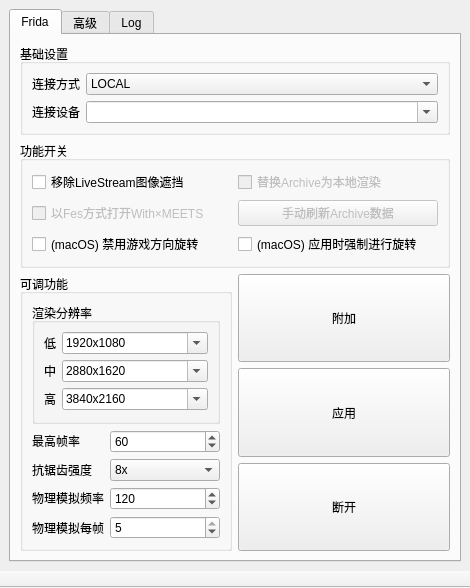
This is LLLLToolGUI.ui in DYY-Studio/LLLLFridaGUI as Qt 5 draws it before an edit. The edited form follows.
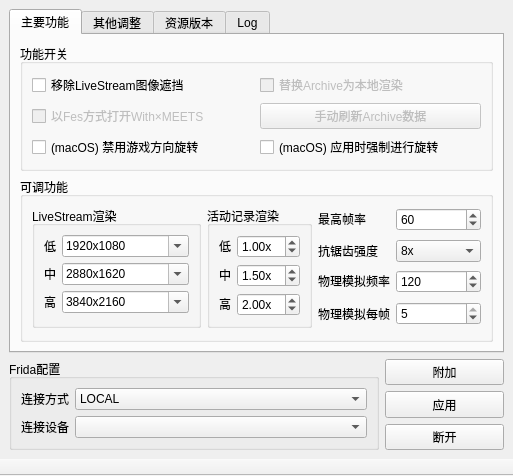
This is the edited form.

The edit to the form file:
```diff
--- a/LLLLToolGUI.ui
+++ b/LLLLToolGUI.ui
@@ -6,8 +6,8 @@
    <rect>
     <x>0</x>
     <y>0</y>
-    <width>470</width>
-    <height>529</height>
+    <width>513</width>
+    <height>429</height>
    </rect>
   </property>
   <property name="windowTitle">
@@ -15,14 +15,30 @@
   </property>
   <widget class="QWidget" name="centralwidget">
    <layout class="QGridLayout" name="gridLayout">
-    <item row="0" column="0">
+    <item row="4" column="3">
+     <widget class="QPushButton" name="closeBtn">
+      <property name="sizePolicy">
+       <sizepolicy hsizetype="Minimum" vsizetype="Preferred">
+        <horstretch>0</horstretch>
+        <verstretch>0</verstretch>
+       </sizepolicy>
+      </property>
+      <property name="toolTip">
+       <string>&lt;html&gt;&lt;head/&gt;&lt;body&gt;&lt;p&gt;断开Frida与LLLL进程的连接&lt;/p&gt;&lt;/body&gt;&lt;/html&gt;</string>
+      </property>
+      <property name="text">
+       <string>断开</string>
+      </property>
+     </widget>
+    </item>
+    <item row="0" column="0" colspan="4">
      <widget class="QTabWidget" name="tabWidget">
       <property name="currentIndex">
        <number>0</number>
       </property>
       <widget class="QWidget" name="fridaPage">
        <attribute name="title">
-        <string>Frida</string>
+        <string>主要功能</string>
        </attribute>
        <layout class="QGridLayout" name="gridLayout_2">
         <item row="1" column="0" colspan="2">
@@ -112,135 +128,13 @@
           </layout>
          </widget>
         </item>
-        <item row="0" column="0" colspan="2">
-         <widget class="QGroupBox" name="basicGroup">
-          <property name="title">
-           <string>基础设置</string>
-          </property>
-          <layout class="QGridLayout" name="gridLayout_6">
-           <item row="1" column="1">
-            <widget class="QComboBox" name="connectDeviceComboBox">
-             <property name="toolTip">
-              <string>&lt;html&gt;&lt;head/&gt;&lt;body&gt;&lt;p&gt;&lt;span style=&quot; font-weight:700;&quot;&gt;选择运行LLLL的设备&lt;/span&gt;&lt;/p&gt;&lt;p&gt;&lt;span style=&quot; font-weight:700;&quot;&gt;LOCAL, USB和REMOTE&lt;/span&gt;会自动列出，如果没有列出请切换连接方式刷新列表&lt;/p&gt;&lt;p&gt;如果还是没有，请使用HOST手动连接&lt;/p&gt;&lt;/body&gt;&lt;/html&gt;</string>
-             </property>
-             <property name="editable">
-              <bool>true</bool>
-             </property>
-            </widget>
-           </item>
-           <item row="0" column="1">
-            <widget class="QComboBox" name="connectMethodComboBox">
-             <property name="toolTip">
-              <string>&lt;html&gt;&lt;head/&gt;&lt;body&gt;&lt;p&gt;&lt;span style=&quot; font-weight:700;&quot;&gt;选择Frida与你的设备的连接方式&lt;/span&gt;&lt;/p&gt;&lt;p&gt;&lt;span style=&quot; font-weight:700;&quot;&gt;LOCAL:&lt;/span&gt; 本机进程（macOS）&lt;/p&gt;&lt;p&gt;&lt;span style=&quot; font-weight:700;&quot;&gt;REMOTE&lt;/span&gt;: 远程设备（Android/iOS, frida-server）&lt;/p&gt;&lt;p&gt;&lt;span style=&quot; font-weight:700;&quot;&gt;USB&lt;/span&gt;：USB设备（Android/iOS, frida-server）&lt;/p&gt;&lt;p&gt;&lt;span style=&quot; font-weight:700;&quot;&gt;HOST&lt;/span&gt;: 手动输入运行frida-server的主机和其端口（高级）&lt;/p&gt;&lt;p&gt;&lt;span style=&quot; font-weight:700;&quot;&gt;DEVICE_ID&lt;/span&gt;: 通过设备ID连接设备（高级）&lt;/p&gt;&lt;/body&gt;&lt;/html&gt;</string>
-             </property>
-             <property name="currentIndex">
-              <number>3</number>
-             </property>
-             <item>
-              <property name="text">
-               <string>REMOTE</string>
-              </property>
-             </item>
-             <item>
-              <property name="text">
-               <string>HOST</string>
-              </property>
-             </item>
-             <item>
-              <property name="text">
-               <string>USB</string>
-              </property>
-             </item>
-             <item>
-              <property name="text">
-               <string>LOCAL</string>
-              </property>
-             </item>
-             <item>
-              <property name="text">
-               <string>DEVICE_ID</string>
-              </property>
-             </item>
-            </widget>
-           </item>
-           <item row="1" column="0">
-            <widget class="QLabel" name="label_8">
-             <property name="sizePolicy">
-              <sizepolicy hsizetype="Fixed" vsizetype="Fixed">
-               <horstretch>0</horstretch>
-               <verstretch>0</verstretch>
-              </sizepolicy>
-             </property>
-             <property name="text">
-              <string>连接设备</string>
-             </property>
-            </widget>
-           </item>
-           <item row="0" column="0">
-            <widget class="QLabel" name="label_7">
-             <property name="sizePolicy">
-              <sizepolicy hsizetype="Fixed" vsizetype="Fixed">
-               <horstretch>0</horstretch>
-               <verstretch>0</verstretch>
-              </sizepolicy>
-             </property>
-             <property name="text">
-              <string>连接方式</string>
-             </property>
-            </widget>
-           </item>
-          </layout>
-         </widget>
-        </item>
-        <item row="4" column="1">
-         <widget class="QPushButton" name="closeBtn">
-          <property name="sizePolicy">
-           <sizepolicy hsizetype="Minimum" vsizetype="Preferred">
-            <horstretch>0</horstretch>
-            <verstretch>0</verstretch>
-           </sizepolicy>
-          </property>
-          <property name="toolTip">
-           <string>&lt;html&gt;&lt;head/&gt;&lt;body&gt;&lt;p&gt;断开Frida与LLLL进程的连接&lt;/p&gt;&lt;/body&gt;&lt;/html&gt;</string>
-          </property>
-          <property name="text">
-           <string>断开</string>
-          </property>
-         </widget>
-        </item>
-        <item row="2" column="0" rowspan="3">
+        <item row="2" column="0" rowspan="3" colspan="2">
          <widget class="QGroupBox" name="changableGroup">
           <property name="title">
            <string>可调功能</string>
           </property>
           <layout class="QGridLayout" name="gridLayout_4">
-           <item row="3" column="0">
-            <widget class="QLabel" name="label_5">
-             <property name="sizePolicy">
-              <sizepolicy hsizetype="Fixed" vsizetype="Fixed">
-               <horstretch>0</horstretch>
-               <verstretch>0</verstretch>
-              </sizepolicy>
-             </property>
-             <property name="text">
-              <string>物理模拟频率</string>
-             </property>
-            </widget>
-           </item>
-           <item row="2" column="0">
-            <widget class="QLabel" name="label_4">
-             <property name="sizePolicy">
-              <sizepolicy hsizetype="Fixed" vsizetype="Fixed">
-               <horstretch>0</horstretch>
-               <verstretch>0</verstretch>
-              </sizepolicy>
-             </property>
-             <property name="text">
-              <string>抗锯齿强度</string>
-             </property>
-            </widget>
-           </item>
-           <item row="2" column="1">
+           <item row="1" column="4">
             <widget class="QComboBox" name="antiAliasComboBox">
              <property name="currentIndex">
               <number>3</number>
@@ -267,7 +161,46 @@
              </item>
             </widget>
            </item>
-           <item row="1" column="1">
+           <item row="3" column="3">
+            <widget class="QLabel" name="label_11">
+             <property name="text">
+              <string>物理模拟每帧</string>
+             </property>
+            </widget>
+           </item>
+           <item row="1" column="3">
+            <widget class="QLabel" name="label_4">
+             <property name="sizePolicy">
+              <sizepolicy hsizetype="Fixed" vsizetype="Fixed">
+               <horstretch>0</horstretch>
+               <verstretch>0</verstretch>
+              </sizepolicy>
+             </property>
+             <property name="text">
+              <string>抗锯齿强度</string>
+             </property>
+            </widget>
+           </item>
+           <item row="2" column="4">
+            <widget class="QSpinBox" name="simulationFrequencySpinBox">
+             <property name="toolTip">
+              <string>&lt;html&gt;&lt;head/&gt;&lt;body&gt;&lt;p&gt;&lt;span style=&quot; font-weight:700;&quot;&gt;设置布料模拟频率&lt;/span&gt;&lt;/p&gt;&lt;p&gt;官方推荐值为90，应用默认为50&lt;/p&gt;&lt;/body&gt;&lt;/html&gt;</string>
+             </property>
+             <property name="minimum">
+              <number>30</number>
+             </property>
+             <property name="maximum">
+              <number>150</number>
+             </property>
+             <property name="singleStep">
+              <number>5</number>
+             </property>
+             <property name="value">
+              <number>120</number>
+             </property>
+            </widget>
+           </item>
+           <item row="0" column="4">
             <widget class="QSpinBox" name="maxFPSSpinBox">
              <property name="toolTip">
               <string>&lt;html&gt;&lt;head/&gt;&lt;body&gt;&lt;p&gt;&lt;span style=&quot; font-weight:700;&quot;&gt;设置整个程序的最高帧率&lt;/span&gt;&lt;/p&gt;&lt;p&gt;如果设置超过刷新率，应用时会被调低至刷新率&lt;/p&gt;&lt;/body&gt;&lt;/html&gt;</string>
@@ -286,13 +219,32 @@
              </property>
             </widget>
            </item>
-           <item row="0" column="0" colspan="2">
+           <item row="3" column="4">
+            <widget class="QSpinBox" name="simulationCountPerFrameSpinBox">
+             <property name="toolTip">
+              <string>&lt;html&gt;&lt;head/&gt;&lt;body&gt;&lt;p&gt;&lt;span style=&quot; font-weight:700;&quot;&gt;设置每帧布料模拟次数&lt;/span&gt;&lt;/p&gt;&lt;p&gt;官方推荐值为3，应用默认为5&lt;/p&gt;&lt;/body&gt;&lt;/html&gt;</string>
+             </property>
+             <property name="minimum">
+              <number>1</number>
+             </property>
+             <property name="maximum">
+              <number>5</number>
+             </property>
+             <property name="singleStep">
+              <number>1</number>
+             </property>
+             <property name="value">
+              <number>5</number>
+             </property>
+            </widget>
+           </item>
+           <item row="0" column="0" rowspan="4" colspan="2">
             <widget class="QGroupBox" name="groupBox_5">
              <property name="toolTip">
               <string>&lt;html&gt;&lt;head/&gt;&lt;body&gt;&lt;p&gt;&lt;span style=&quot; font-weight:700;&quot;&gt;手动控制Fes×LIVE与With×MEETS的渲染分辨率&lt;/span&gt;&lt;/p&gt;&lt;p&gt;修改后需要切换画面质量档位才能生效&lt;/p&gt;&lt;/body&gt;&lt;/html&gt;</string>
              </property>
              <property name="title">
-              <string>渲染分辨率</string>
+              <string>LiveStream渲染</string>
              </property>
              <layout class="QGridLayout" name="gridLayout_5">
               <item row="0" column="0">
@@ -502,7 +454,20 @@
              </layout>
             </widget>
            </item>
-           <item row="1" column="0">
+           <item row="2" column="3">
+            <widget class="QLabel" name="label_5">
+             <property name="sizePolicy">
+              <sizepolicy hsizetype="Fixed" vsizetype="Fixed">
+               <horstretch>0</horstretch>
+               <verstretch>0</verstretch>
+              </sizepolicy>
+             </property>
+             <property name="text">
+              <string>物理模拟频率</string>
+             </property>
+            </widget>
+           </item>
+           <item row="0" column="3">
             <widget class="QLabel" name="label_10">
              <property name="sizePolicy">
               <sizepolicy hsizetype="Fixed" vsizetype="Fixed">
@@ -515,91 +480,193 @@
              </property>
             </widget>
            </item>
-           <item row="3" column="1">
-            <widget class="QSpinBox" name="simulationFrequencySpinBox">
+           <item row="0" column="2" rowspan="4">
+            <widget class="QGroupBox" name="groupBox">
              <property name="toolTip">
               <string>&lt;html&gt;&lt;head/&gt;&lt;body&gt;&lt;p&gt;&lt;span style=&quot; font-weight:700;&quot;&gt;设置布料模拟频率&lt;/span&gt;&lt;/p&gt;&lt;p&gt;官方推荐值为90，应用默认为50&lt;/p&gt;&lt;/body&gt;&lt;/html&gt;</string>
              </property>
-             <property name="minimum">
-              <number>30</number>
+             <property name="title">
+              <string>活动记录渲染</string>
              </property>
-             <property name="maximum">
-              <number>150</number>
+             <layout class="QGridLayout" name="gridLayout_12">
+              <item row="2" column="3">
+               <widget class="QDoubleSpinBox" name="advStoryHighSpinBox">
+                <property name="readOnly">
+                 <bool>false</bool>
+                </property>
+                <property name="suffix">
+                 <string>x</string>
+                </property>
+                <property name="minimum">
+                 <double>0.100000000000000</double>
+                </property>
+                <property name="singleStep">
+                 <double>0.050000000000000</double>
+                </property>
+                <property name="value">
+                 <double>2.000000000000000</double>
+                </property>
+               </widget>
+              </item>
+              <item row="1" column="3">
+               <widget class="QDoubleSpinBox" name="advStoryMediumSpinBox">
+                <property name="readOnly">
+                 <bool>false</bool>
+                </property>
+                <property name="suffix">
+                 <string>x</string>
+                </property>
+                <property name="minimum">
+                 <double>0.100000000000000</double>
+                </property>
+                <property name="singleStep">
+                 <double>0.050000000000000</double>
+                </property>
+                <property name="value">
+                 <double>1.500000000000000</double>
+                </property>
+               </widget>
+              </item>
+              <item row="0" column="3">
+               <widget class="QDoubleSpinBox" name="advStoryLowSpinBox">
+                <property name="readOnly">
+                 <bool>false</bool>
+                </property>
+                <property name="suffix">
+                 <string>x</string>
+                </property>
+                <property name="minimum">
+                 <double>0.100000000000000</double>
+                </property>
+                <property name="singleStep">
+                 <double>0.050000000000000</double>
+                </property>
+                <property name="value">
+                 <double>1.000000000000000</double>
+                </property>
+               </widget>
+              </item>
+              <item row="0" column="0">
+               <widget class="QLabel" name="label_17">
+                <property name="sizePolicy">
+                 <sizepolicy hsizetype="Fixed" vsizetype="Fixed">
+                  <horstretch>0</horstretch>
+                  <verstretch>0</verstretch>
+                 </sizepolicy>
+                </property>
+                <property name="text">
+                 <string>低</string>
+                </property>
+               </widget>
+              </item>
+              <item row="1" column="0">
+               <widget class="QLabel" name="label_16">
+                <property name="sizePolicy">
+                 <sizepolicy hsizetype="Fixed" vsizetype="Fixed">
+                  <horstretch>0</horstretch>
+                  <verstretch>0</verstretch>
+                 </sizepolicy>
+                </property>
+                <property name="text">
+                 <string>中</string>
+                </property>
+               </widget>
+              </item>
+              <item row="2" column="0">
+               <widget class="QLabel" name="label_15">
+                <property name="sizePolicy">
+                 <sizepolicy hsizetype="Fixed" vsizetype="Fixed">
+                  <horstretch>0</horstretch>
+                  <verstretch>0</verstretch>
+                 </sizepolicy>
+                </property>
+                <property name="text">
+                 <string>高</string>
+                </property>
+               </widget>
+              </item>
+             </layout>
+            </widget>
+           </item>
+          </layout>
+         </widget>
+        </item>
+       </layout>
+      </widget>
+      <widget class="QWidget" name="tab_2">
+       <attribute name="title">
+        <string>其他调整</string>
+       </attribute>
+       <layout class="QGridLayout" name="gridLayout_13">
+        <item row="0" column="0">
+         <widget class="QGroupBox" name="groupBox_3">
+          <property name="sizePolicy">
+           <sizepolicy hsizetype="Preferred" vsizetype="Fixed">
+            <horstretch>0</horstretch>
+            <verstretch>0</verstretch>
+           </sizepolicy>
+          </property>
+          <property name="title">
+           <string>视觉小说模式</string>
+          </property>
+          <layout class="QGridLayout" name="gridLayout_14">
+           <item row="0" column="1">
+            <widget class="QDoubleSpinBox" name="textAnimationSpeedDSpinBox">
+             <property name="suffix">
+              <string>x</string>
              </property>
              <property name="singleStep">
               <number>5</number>
              </property>
-             <property name="value">
-              <number>120</number>
+            </widget>
+           </item>
+           <item row="0" column="2">
+            <widget class="QLabel" name="label_19">
+             <property name="sizePolicy">
+              <sizepolicy hsizetype="Preferred" vsizetype="Fixed">
+               <horstretch>0</horstretch>
+               <verstretch>0</verstretch>
+              </sizepolicy>
              </property>
             </widget>
            </item>
-           <item row="4" column="0">
-            <widget class="QLabel" name="label_11">
+           <item row="0" column="0">
+            <widget class="QLabel" name="label_18">
+             <property name="sizePolicy">
+              <sizepolicy hsizetype="Preferred" vsizetype="Fixed">
+               <horstretch>0</horstretch>
+               <verstretch>0</verstretch>
+              </sizepolicy>
+             </property>
              <property name="text">
-              <string>物理模拟每帧</string>
+              <string>文本动画速度</string>
              </property>
             </widget>
            </item>
-           <item row="4" column="1">
-            <widget class="QSpinBox" name="simulationCountPerFrameSpinBox">
-             <property name="toolTip">
-              <string>&lt;html&gt;&lt;head/&gt;&lt;body&gt;&lt;p&gt;&lt;span style=&quot; font-weight:700;&quot;&gt;设置每帧布料模拟次数&lt;/span&gt;&lt;/p&gt;&lt;p&gt;官方推荐值为3，应用默认为5&lt;/p&gt;&lt;/body&gt;&lt;/html&gt;</string>
+           <item row="0" column="3">
+            <widget class="QDoubleSpinBox" name="textOnlyCharTimeDSpinBox">
+             <property name="suffix">
+              <string>秒</string>
              </property>
              <property name="minimum">
-              <number>1</number>
+              <double>0.030000000000000</double>
              </property>
-             <property name="maximum">
-              <number>5</number>
-             </property>
              <property name="singleStep">
               <number>1</number>
              </property>
              <property name="value">
-              <number>5</number>
+              <double>0.030000000000000</double>
              </property>
             </widget>
            </item>
           </layout>
          </widget>
         </item>
-        <item row="2" column="1">
-         <widget class="QPushButton" name="attachBtn">
-          <property name="sizePolicy">
-           <sizepolicy hsizetype="Minimum" vsizetype="Preferred">
-            <horstretch>0</horstretch>
-            <verstretch>0</verstretch>
-           </sizepolicy>
-          </property>
-          <property name="toolTip">
-           <string>&lt;html&gt;&lt;head/&gt;&lt;body&gt;&lt;p&gt;附加Frida到LLLL进程&lt;/p&gt;&lt;/body&gt;&lt;/html&gt;</string>
-          </property>
-          <property name="text">
-           <string>附加</string>
-          </property>
-         </widget>
-        </item>
-        <item row="3" column="1">
-         <widget class="QPushButton" name="applyCfgBtn">
-          <property name="sizePolicy">
-           <sizepolicy hsizetype="Minimum" vsizetype="Preferred">
-            <horstretch>0</horstretch>
-            <verstretch>0</verstretch>
-           </sizepolicy>
-          </property>
-          <property name="toolTip">
-           <string>&lt;html&gt;&lt;head/&gt;&lt;body&gt;&lt;p&gt;通知Frida应用设置&lt;/p&gt;&lt;/body&gt;&lt;/html&gt;</string>
-          </property>
-          <property name="text">
-           <string>应用</string>
-          </property>
-         </widget>
-        </item>
        </layout>
       </widget>
       <widget class="QWidget" name="advancePage">
        <attribute name="title">
-        <string>高级</string>
+        <string>资源版本</string>
        </attribute>
        <layout class="QGridLayout" name="gridLayout_7">
         <item row="0" column="0" colspan="2">
@@ -772,6 +839,118 @@
       </widget>
      </widget>
     </item>
+    <item row="2" column="0" rowspan="3" colspan="3">
+     <widget class="QGroupBox" name="basicGroup">
+      <property name="title">
+       <string>Frida配置</string>
+      </property>
+      <layout class="QGridLayout" name="gridLayout_6">
+       <item row="1" column="1">
+        <widget class="QComboBox" name="connectDeviceComboBox">
+         <property name="toolTip">
+          <string>&lt;html&gt;&lt;head/&gt;&lt;body&gt;&lt;p&gt;&lt;span style=&quot; font-weight:700;&quot;&gt;选择运行LLLL的设备&lt;/span&gt;&lt;/p&gt;&lt;p&gt;&lt;span style=&quot; font-weight:700;&quot;&gt;LOCAL, USB和REMOTE&lt;/span&gt;会自动列出，如果没有列出请切换连接方式刷新列表&lt;/p&gt;&lt;p&gt;如果还是没有，请使用HOST手动连接&lt;/p&gt;&lt;/body&gt;&lt;/html&gt;</string>
+         </property>
+         <property name="editable">
+          <bool>false</bool>
+         </property>
+        </widget>
+       </item>
+       <item row="0" column="1">
+        <widget class="QComboBox" name="connectMethodComboBox">
+         <property name="toolTip">
+          <string>&lt;html&gt;&lt;head/&gt;&lt;body&gt;&lt;p&gt;&lt;span style=&quot; font-weight:700;&quot;&gt;选择Frida与你的设备的连接方式&lt;/span&gt;&lt;/p&gt;&lt;p&gt;&lt;span style=&quot; font-weight:700;&quot;&gt;LOCAL:&lt;/span&gt; 本机进程（macOS）&lt;/p&gt;&lt;p&gt;&lt;span style=&quot; font-weight:700;&quot;&gt;REMOTE&lt;/span&gt;: 远程设备（Android/iOS, frida-server）&lt;/p&gt;&lt;p&gt;&lt;span style=&quot; font-weight:700;&quot;&gt;USB&lt;/span&gt;：USB设备（Android/iOS, frida-server）&lt;/p&gt;&lt;p&gt;&lt;span style=&quot; font-weight:700;&quot;&gt;HOST&lt;/span&gt;: 手动输入运行frida-server的主机和其端口（高级）&lt;/p&gt;&lt;p&gt;&lt;span style=&quot; font-weight:700;&quot;&gt;DEVICE_ID&lt;/span&gt;: 通过设备ID连接设备（高级）&lt;/p&gt;&lt;/body&gt;&lt;/html&gt;</string>
+         </property>
+         <property name="currentIndex">
+          <number>3</number>
+         </property>
+         <item>
+          <property name="text">
+           <string>REMOTE</string>
+          </property>
+         </item>
+         <item>
+          <property name="text">
+           <string>HOST</string>
+          </property>
+         </item>
+         <item>
+          <property name="text">
+           <string>USB</string>
+          </property>
+         </item>
+         <item>
+          <property name="text">
+           <string>LOCAL</string>
+          </property>
+         </item>
+         <item>
+          <property name="text">
+           <string>DEVICE_ID</string>
+          </property>
+         </item>
+        </widget>
+       </item>
+       <item row="1" column="0">
+        <widget class="QLabel" name="label_8">
+         <property name="sizePolicy">
+          <sizepolicy hsizetype="Fixed" vsizetype="Fixed">
+           <horstretch>0</horstretch>
+           <verstretch>0</verstretch>
+          </sizepolicy>
+         </property>
+         <property name="text">
+          <string>连接设备</string>
+         </property>
+        </widget>
+       </item>
+       <item row="0" column="0">
+        <widget class="QLabel" name="label_7">
+         <property name="sizePolicy">
+          <sizepolicy hsizetype="Fixed" vsizetype="Fixed">
+           <horstretch>0</horstretch>
+           <verstretch>0</verstretch>
+          </sizepolicy>
+         </property>
+         <property name="text">
+          <string>连接方式</string>
+         </property>
+        </widget>
+       </item>
+      </layout>
+     </widget>
+    </item>
+    <item row="3" column="3">
+     <widget class="QPushButton" name="applyCfgBtn">
+      <property name="sizePolicy">
+       <sizepolicy hsizetype="Minimum" vsizetype="Preferred">
+        <horstretch>0</horstretch>
+        <verstretch>0</verstretch>
+       </sizepolicy>
+      </property>
+      <property name="toolTip">
+       <string>&lt;html&gt;&lt;head/&gt;&lt;body&gt;&lt;p&gt;通知Frida应用设置&lt;/p&gt;&lt;/body&gt;&lt;/html&gt;</string>
+      </property>
+      <property name="text">
+       <string>应用</string>
+      </property>
+     </widget>
+    </item>
+    <item row="2" column="3">
+     <widget class="QPushButton" name="attachBtn">
+      <property name="sizePolicy">
+       <sizepolicy hsizetype="Minimum" vsizetype="Preferred">
+        <horstretch>0</horstretch>
+        <verstretch>0</verstretch>
+       </sizepolicy>
+      </property>
+      <property name="toolTip">
+       <string>&lt;html&gt;&lt;head/&gt;&lt;body&gt;&lt;p&gt;附加Frida到LLLL进程&lt;/p&gt;&lt;/body&gt;&lt;/html&gt;</string>
+      </property>
+      <property name="text">
+       <string>附加</string>
+      </property>
+     </widget>
+    </item>
    </layout>
   </widget>
   <widget class="QToolBar" name="toolBar">
```
Left out of the diff: 99 changed lines with no effect on the pictures.
